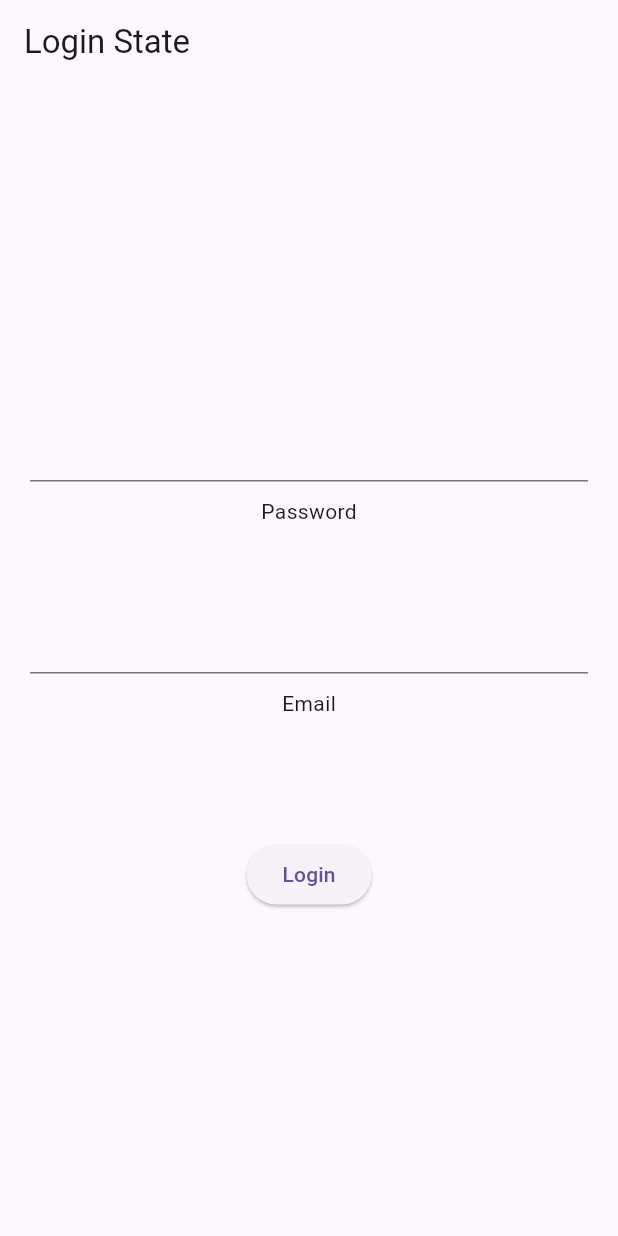
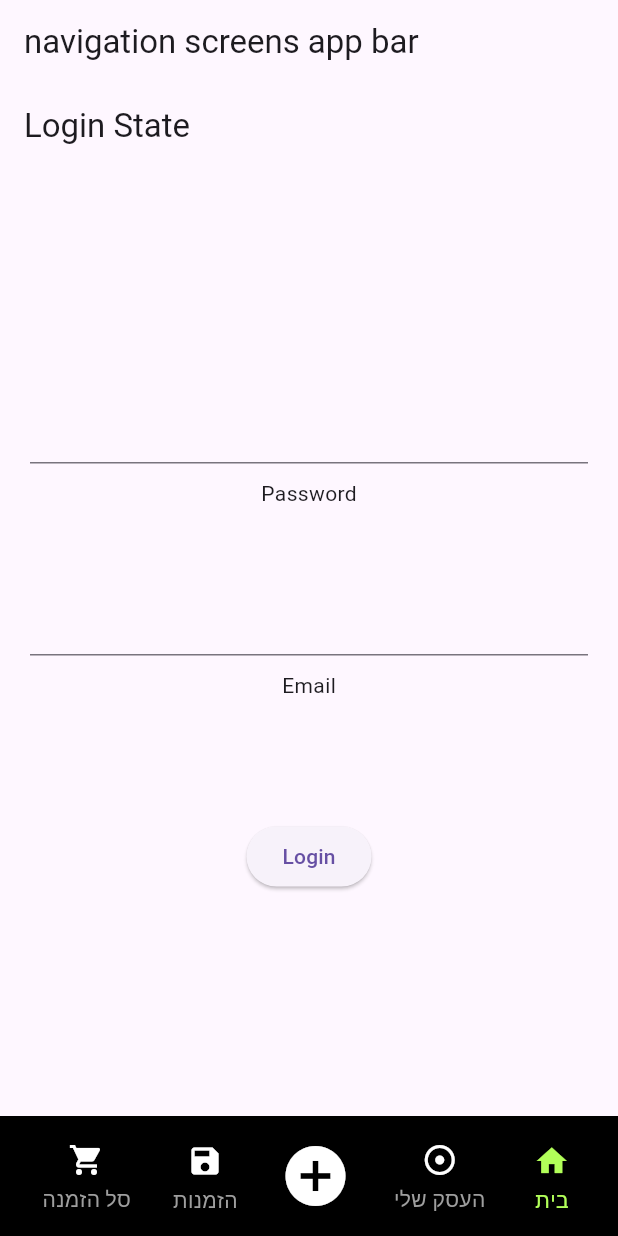
Before and after one commit to unix14/riverpod_app, a Flutter app: the screen it shows after launch, on a phone screen of 412 x 824 dp. Run offline on Flutter 3.47's test engine with Material 3 defaults, Android fonts, the phone set to English and light mode, and no system bars; our stand-ins replace flutter_riverpod, go_router.

Commit message:
added navigation bar

```diff
--- a/lib/core/providers/analytix_provider.dart
+++ b/lib/core/providers/analytix_provider.dart
@@ -2,7 +2,7 @@
 import 'package:flutter_riverpod/flutter_riverpod.dart';
 import 'package:riverpod_app/core/analitix/abstract/analytix_manager.dart';
 
-final AutoDisposeProvider<AnalytixManager> analytixProvider = Provider.autoDispose((ref) {
+final analytixProvider = Provider<AnalytixManager>((ref) {
   AnalytixManager analyticsManager = AnalytixManager();
   analyticsManager.addReporters([
     /// Todo:: add more custom reporters ( Such as: Mixpanel and Firebase )
--- a/lib/core/router/navigation_manager.dart
+++ b/lib/core/router/navigation_manager.dart
@@ -40,4 +40,8 @@ class NavigationManager{
     goRouter.push(AppPages.products.routePath);
     goRouter.push(AppPages.pagex.routePath);
   }
+
+  goToNextBusinessScreen() => push(AppPages.businessNext.routePath);
+  goToNextOrdersScreen() => push(AppPages.ordersNext.routePath);
+  goToNextCartScreen() => push(AppPages.cartNext.routePath);
 }
--- a/lib/core/router/router_provider.dart
+++ b/lib/core/router/router_provider.dart
@@ -3,26 +3,153 @@ import 'package:go_router/go_router.dart';
 import 'package:flutter_riverpod/flutter_riverpod.dart';
 import 'package:riverpod_app/core/router/navigation_manager.dart';
 import 'package:riverpod_app/core/router/route_utils.dart';
+import 'package:riverpod_app/core/widgets/scaffold_navigation_bar.dart';
 import 'package:riverpod_app/feature2/products_screen.dart';
 
 import '../../feature1/presentation/screens/login_screen.dart';
+
+// private navigators
+final _rootNavigatorKey = GlobalKey<NavigatorState>();
+final _shellNavigatorHome = GlobalKey<NavigatorState>(debugLabel: 'home');
+final _shellNavigatorBusiness = GlobalKey<NavigatorState>(debugLabel: 'business');
+final _shellNavigatorOrders = GlobalKey<NavigatorState>(debugLabel: 'orders');
+final _shellNavigatorCart = GlobalKey<NavigatorState>(debugLabel: 'cart');
 
 final goRouterProvider = Provider<GoRouter>((ref) {
   final navigationManager = ref.read(navigationManagerProvider);
 
 final goRouter = GoRouter(
-    initialLocation: '/',
+    initialLocation: AppPages.login.routePath,
+    navigatorKey: _rootNavigatorKey,
     routes: [
+      GoRoute(
+        path: AppPages.logout.routePath,
+        name: AppPages.logout.name,
+        builder: (context, state) =>
+        Scaffold(
+            appBar: AppBar(title: Text('next cart screen app bar'),),
+            body: Center(child: const Text('Just a screen without the navigation bar'))),
+      ),
+      StatefulShellRoute.indexedStack(
+          builder: (context, state, navigationShell) {
+            return ScaffoldNavigationBar(
+               navigationShell: navigationShell);
+          },
+          branches: [
+            StatefulShellBranch(
+              navigatorKey: _shellNavigatorCart,
+              routes: [
+                GoRoute(
+                    path: AppPages.cart.routePath,
+                    name: AppPages.cart.name,
+                    pageBuilder: (context, state) => NoTransitionPage(
+                      child: Center(
+                                child: Column(
+                                  mainAxisAlignment: MainAxisAlignment.center,
+                              children: [
+                                const Text(
+                                  'This is Cart Screen',
+                                  style: TextStyle(
+                                    color: Colors.yellow,
+                                  ),
+                                ),
+                                ElevatedButton(
+                                    onPressed: () {
+                                      navigationManager.goToLogoutScreen();
+                                    },
+                                    child: Text('Next Screen'))
+                              ],
+                            )),
+                      ),
+                    ),
+              ],
+            ),
+            StatefulShellBranch(
+              navigatorKey: _shellNavigatorOrders,
+              routes: [
+                GoRoute(
+                    path: AppPages.orders.routePath,
+                    name: AppPages.orders.name,
+                    pageBuilder: (context, state) => NoTransitionPage(
+                      child: Center(
+                                child: Column(
+                                  mainAxisAlignment: MainAxisAlignment.center,
+                              children: [
+                                const Text(
+                                  'This is Orders Screen',
+                                  style: TextStyle(
+                                    color: Colors.blue,
+                                  ),
+                                ),
+                                ElevatedButton(
+                                    onPressed: () {
+                                      navigationManager.goToNextOrdersScreen();
+                                    },
+                                    child: Text('Next Screen'))
+                              ],
+                            )),
+                      ),
+                    ),
+                GoRoute(
+                  path: AppPages.ordersNext.routePath,
+                  name: AppPages.ordersNext.name,
+                  builder: (context, state) => Scaffold(
+                    appBar: AppBar(title: Text('next order screen app bar'),),
+                    body: Center(
+                        child: Text(
+                            'This is Orders Screen with next route')),
+                  ),
+                )
+              ],
+            ),
+            StatefulShellBranch(
+              navigatorKey: _shellNavigatorBusiness,
+              routes: [
+                GoRoute(
+                    path: AppPages.business.routePath,
+                    name: AppPages.business.name,
+                    pageBuilder: (context, state) => NoTransitionPage(
+                      child: Center(
+                                child: Column(
+                                  mainAxisAlignment: MainAxisAlignment.center,
+                              children: [
+                                const Text(
+                                  'This is Business Screen',
+                                  style: TextStyle(
+                                    color: Colors.red,
+                                  ),
+                                ),
+                                ElevatedButton(
+                                    onPressed: () {
+                                      navigationManager.goToNextBusinessScreen();
+                                    },
+                                    child: Text('Next Screen'))
+                              ],
+                            )),
+                      ),
+                    ),
+                GoRoute(
+                  path: AppPages.businessNext.routePath,
+                  name: AppPages.businessNext.name,
+                  builder: (context, state) => Scaffold(
+                    appBar: AppBar(title: Text('next business screen app bar'),),
+                    body: Center(
+                        child: Text(
+                          'This is Business Screen with next route',
+                          style: TextStyle(
+                            color: Colors.green,
+                          ),
+                        )),
+                  ),
+                )
+              ],
+            ),
+            StatefulShellBranch(navigatorKey: _shellNavigatorHome, routes: [
               GoRoute(
                   path: AppPages.login.routePath,
                   name: AppPages.login.name,
-        builder: (context, state) => const LoginScreen(),
-      ),
-      GoRoute(
-        path: AppPages.logout.routePath,
-        name: AppPages.logout.name,
-        builder: (context, state) => const Text('Logout Screen'),
-      ),
+                  pageBuilder: (context, state) => NoTransitionPage(child: const LoginScreen()),
+                  routes: [
                     GoRoute(
                         path: AppPages.products.routePath,
                         name: AppPages.products.name,
@@ -34,8 +161,8 @@ final goRouterProvider = Provider<GoRouter>((ref) {
                                 Widget child) {
                               return SlideTransition(
                                 position: Tween<Offset>(
-                          begin:
-                          const Offset(1, 0), // Slide in from the right
+                                  begin: const Offset(
+                                      1, 0), // Slide in from the right
                                   end: Offset.zero,
                                 ).animate(animation),
                                 child: child,
@@ -45,7 +172,8 @@ final goRouterProvider = Provider<GoRouter>((ref) {
                           GoRoute(
                               path: '/pagex',
                               name: AppPages.pagex.name,
-                pageBuilder: (context, state) => CustomTransitionPage(
+                              pageBuilder: (context, state) =>
+                                  CustomTransitionPage(
                                     child: Scaffold(
                                         appBar: AppBar(title: Text('pagex')),
                                         body: Center(child: Text('pagex'))),
@@ -55,20 +183,20 @@ final goRouterProvider = Provider<GoRouter>((ref) {
                                         Widget child) {
                                       return SlideTransition(
                                         position: Tween<Offset>(
-                            begin:
-                                const Offset(1, 0), // Slide in from the right
+                                          begin: const Offset(1,
+                                              0), // Slide in from the right
                                           end: Offset.zero,
                                         ).animate(animation),
                                         child: child,
                                       );
                                     },
                                   )
-                // builder: (context, state) => Scaffold(
-                //     appBar: AppBar(title: Text('pagex')),
-                //     body: Center(child: Text('pagex'))),
                               ),
                         ]),
-    ],
+                  ]),
+            ]),
+          ]),
+    ]
     );
 
   navigationManager.goRouter = goRouter;
--- a/lib/core/widgets/scaffold_navigation_bar.dart
+++ b/lib/core/widgets/scaffold_navigation_bar.dart
@@ -0,0 +1,146 @@
+import 'package:flutter/material.dart';
+import 'package:go_router/go_router.dart';
+
+class ScaffoldNavigationBar extends StatelessWidget {
+  const ScaffoldNavigationBar({
+    super.key,
+    required this.navigationShell,
+  });
+
+  final StatefulNavigationShell navigationShell;
+
+  void _goBranch(int index) {
+    navigationShell.goBranch(
+      index,
+      initialLocation: index == navigationShell.currentIndex,
+    );
+  }
+
+  @override
+  Widget build(BuildContext context) {
+    return Scaffold(
+      appBar: AppBar(title: Text('navigation screens app bar'),),
+        body: navigationShell,
+        bottomNavigationBar: CustomNavigationBar(
+          onSelectionChanged: (int selection) {
+            _goBranch(selection);
+          },
+        ));
+  }
+}
+
+class CustomNavigationBar extends StatefulWidget {
+  final Function(int selection) onSelectionChanged;
+
+  const CustomNavigationBar({super.key, required this.onSelectionChanged});
+
+  @override
+  State<CustomNavigationBar> createState() => _CustomNavigationBarState();
+}
+
+class _CustomNavigationBarState extends State<CustomNavigationBar> {
+  int selectedIndex = 3;
+
+  @override
+  Widget build(BuildContext context) {
+    return Material(
+      color: Colors.black,
+      child: SafeArea(
+        child: SizedBox(
+          height: 80,
+          child: Row(
+            crossAxisAlignment: CrossAxisAlignment.center,
+            mainAxisAlignment: MainAxisAlignment.spaceEvenly,
+            children: [
+              NavigationBarItem(
+                label: 'סל הזמנה',
+                iconData: Icons.shopping_cart,
+                isSelected: selectedIndex == 0,
+                onTap: () {
+                  itemSelected(0);
+                },
+              ),
+              NavigationBarItem(
+                label: 'הזמנות',
+                iconData: Icons.save,
+                isSelected: selectedIndex == 1,
+                onTap: () {
+                  itemSelected(1);
+                },
+              ),
+              Icon(
+                Icons.add_circle,
+                color: Colors.white,
+                size: 48,
+              ),
+              NavigationBarItem(
+                label: 'העסק שלי',
+                iconData: Icons.adjust_rounded,
+                isSelected: selectedIndex == 2,
+                onTap: () {
+                  itemSelected(2);
+                },
+              ),
+              NavigationBarItem(
+                label: 'בית',
+                iconData: Icons.home,
+                isSelected: selectedIndex == 3,
+                onTap: () {
+                  itemSelected(3);
+                },
+              ),
+            ],
+          ),
+        ),
+      ),
+    );
+  }
+
+  itemSelected(int selected) {
+    setState(() {
+      selectedIndex = selected;
+      widget.onSelectionChanged(selected);
+    });
+  }
+}
+
+class NavigationBarItem extends StatelessWidget {
+  final String label;
+  final IconData iconData;
+  final bool isSelected;
+
+  final Function() onTap;
+
+  const NavigationBarItem(
+      {super.key,
+      required this.label,
+      required this.iconData,
+      required this.isSelected,
+      required this.onTap});
+
+  @override
+  Widget build(BuildContext context) {
+    return InkWell(
+      onTap: onTap,
+      child: Column(
+        mainAxisAlignment: MainAxisAlignment.center,
+        children: [
+          Container(
+            padding: EdgeInsets.all(4),
+            child: Icon(
+              iconData,
+              color: isSelected ? Colors.lightGreenAccent : Colors.white,
+            ),
+          ),
+          Center(
+            child: Text(
+              label,
+              style: TextStyle(
+                  color: isSelected ? Colors.lightGreenAccent : Colors.grey),
+            ),
+          )
+        ],
+      ),
+    );
+  }
+}
```
Also changed, not shown: lib/core/router/route_utils.dart (+69 -12 lines). Lines whose indentation alone changed are shown as unchanged.
